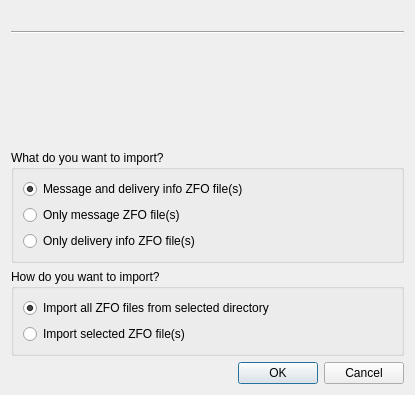
psakar/datovka, file src/gui/ui/dlg_import_zfo.ui: the form before one commit.
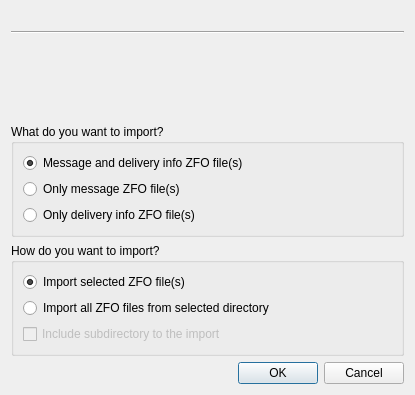
The form after the commit.

Commit message: Added import of ZFOs from subdirectories + added info dialog if ZFOs are not available

```diff
--- a/src/gui/ui/dlg_import_zfo.ui
+++ b/src/gui/ui/dlg_import_zfo.ui
@@ -95,23 +95,56 @@
       <string>How do you want to import?</string>
      </property>
      <layout class="QVBoxLayout" name="verticalLayout">
-      <item>
-       <widget class="QRadioButton" name="radioImportAll">
-        <property name="text">
-         <string>Import all ZFO files from selected directory</string>
-        </property>
-        <property name="checked">
-         <bool>true</bool>
-        </property>
-       </widget>
-      </item>
       <item>
        <widget class="QRadioButton" name="radioImportSelected">
         <property name="text">
          <string>Import selected ZFO file(s)</string>
         </property>
+        <property name="checked">
+         <bool>true</bool>
+        </property>
        </widget>
       </item>
+      <item>
+       <widget class="QRadioButton" name="radioImportAll">
+        <property name="text">
+         <string>Import all ZFO files from selected directory</string>
+        </property>
+        <property name="checked">
+         <bool>false</bool>
+        </property>
+       </widget>
+      </item>
+      <item>
+       <layout class="QHBoxLayout" name="horizontalLayout">
+        <item>
+         <widget class="QCheckBox" name="includeSubDir">
+          <property name="enabled">
+           <bool>false</bool>
+          </property>
+          <property name="text">
+           <string>Include subdirectory to the import</string>
+          </property>
+          <property name="checked">
+           <bool>false</bool>
+          </property>
+         </widget>
+        </item>
+        <item>
+         <spacer name="horizontalSpacer">
+          <property name="orientation">
+           <enum>Qt::Horizontal</enum>
+          </property>
+          <property name="sizeHint" stdset="0">
+           <size>
+            <width>40</width>
+            <height>20</height>
+           </size>
+          </property>
+         </spacer>
+        </item>
+       </layout>
+      </item>
      </layout>
     </widget>
    </item>
```
The commit also changes 5 other files.
